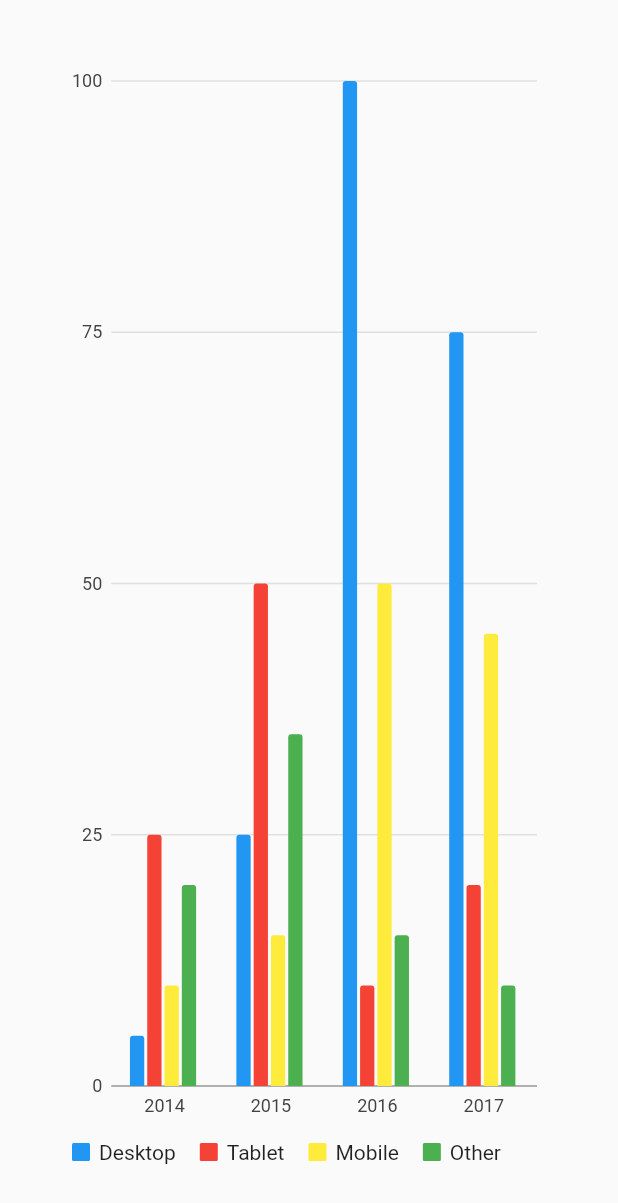
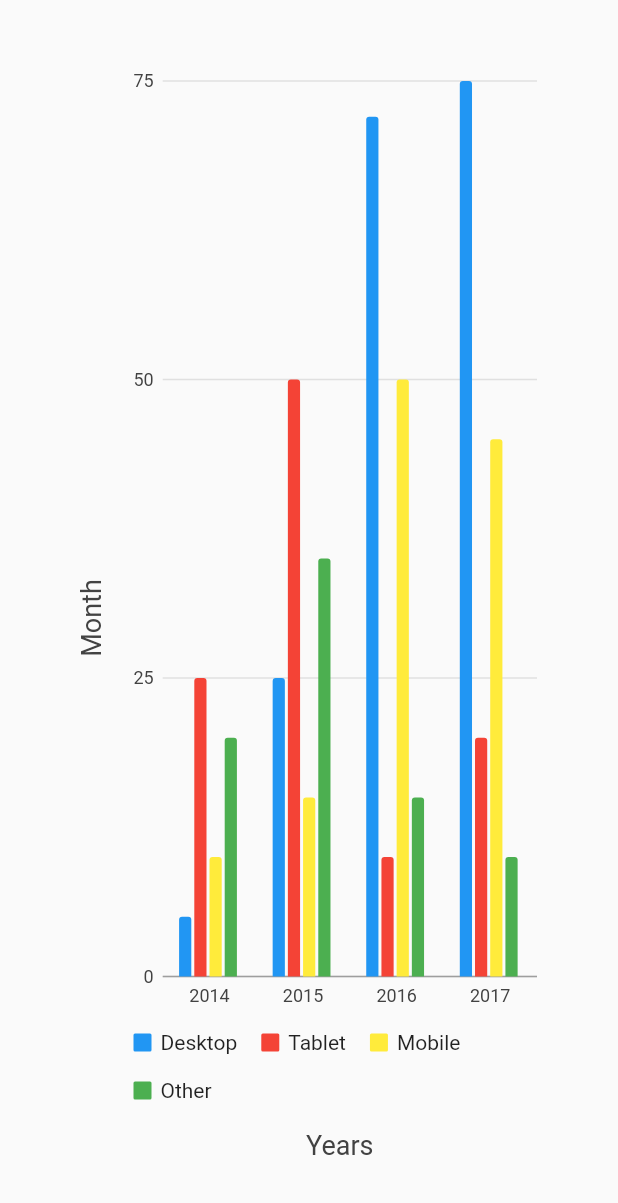
Before and after one commit to Jatin9098/login_project_home_profile, a Flutter app: the screen it shows after launch, on a phone screen of 412 x 824 dp. Shown: the top 1203 px of the screen. Run offline on Flutter 3.47's test engine with Material 2 defaults, Android fonts, the phone set to English and light mode, and no system bars; our stand-ins replace charts_flutter.

Commit message:
Map title X & Y axis

```diff
--- a/lib/main.dart
+++ b/lib/main.dart
@@ -1,15 +1,13 @@
 /// Bar chart with series legend example
 import 'package:flutter/material.dart';
 import 'package:charts_flutter/flutter.dart' as charts;
-
-
 
 void main(List<String> args) {
   List<charts.Series<OrdinalSales, String>> _createSampleData() {
     final desktopSalesData = [
       new OrdinalSales('2014', 5),
       new OrdinalSales('2015', 25),
-      new OrdinalSales('2016', 100),
+      new OrdinalSales('2016', 72),
       new OrdinalSales('2017', 75),
     ];
 
@@ -61,24 +59,18 @@ void main(List<String> args) {
       ),
     ];
   }
+
   return runApp(new MaterialApp(
-    theme: ThemeData(
-      primarySwatch: Colors.blue,
-      primaryColor: Colors.teal
-    ),
+    theme: ThemeData(primarySwatch: Colors.blue, primaryColor: Colors.teal),
     home: Scaffold(
-
       body: Container(
         margin: EdgeInsets.all(20.0),
         padding: EdgeInsets.all(20.0),
         child: new SimpleSeriesLegend(_createSampleData()),
       ),
-
     ),
-
   ));
 }
-
 
 class SimpleSeriesLegend extends StatelessWidget {
   final List<charts.Series> seriesList;
@@ -94,7 +86,6 @@ class SimpleSeriesLegend extends StatelessWidget {
     );
   }
 
-
   @override
   Widget build(BuildContext context) {
     return new charts.BarChart(
@@ -103,9 +94,19 @@ class SimpleSeriesLegend extends StatelessWidget {
       barGroupingType: charts.BarGroupingType.grouped,
       // Add the series legend behavior to the chart to turn on series legends.
       // By default the legend will display above the chart.
-      behaviors: [new charts.SeriesLegend(
+      behaviors: [
+        new charts.SeriesLegend(
           position: charts.BehaviorPosition.bottom,
-      )],
+        ),
+        new charts.ChartTitle("Years",
+            behaviorPosition: charts.BehaviorPosition.bottom,
+            titleOutsideJustification:
+                charts.OutsideJustification.middleDrawArea),
+        new charts.ChartTitle("Month",
+            behaviorPosition: charts.BehaviorPosition.start,
+            titleOutsideJustification:
+                charts.OutsideJustification.middleDrawArea),
+      ],
     );
   }
 
```
Lines whose indentation alone changed are shown as unchanged.
